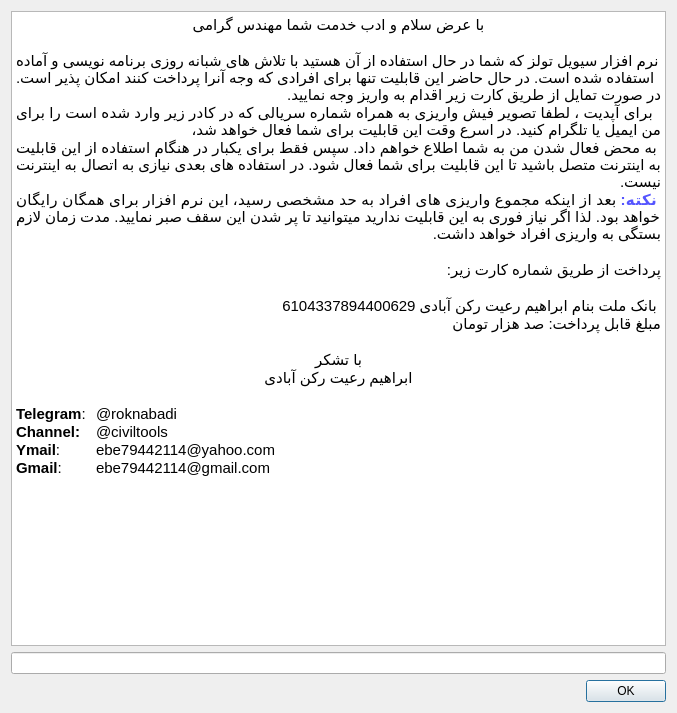
Old version of the form Resources/ui/serial.ui in the repository ebrahimraeyat/OSAFE.
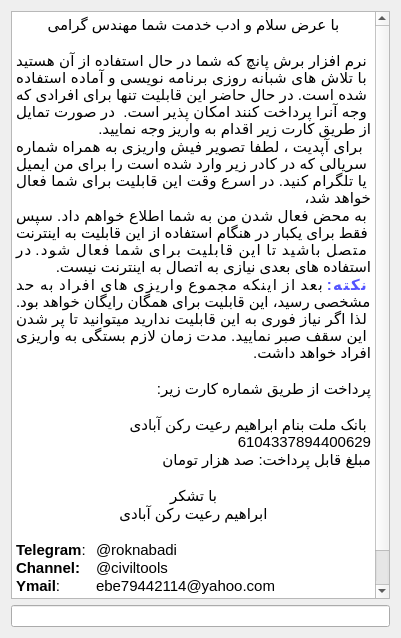
New version of the form.

Commit message: Opening ui file with FreeCAD dialog file

```diff
--- a/Resources/ui/serial.ui
+++ b/Resources/ui/serial.ui
@@ -9,8 +9,8 @@
    <rect>
     <x>0</x>
     <y>0</y>
-    <width>677</width>
-    <height>713</height>
+    <width>401</width>
+    <height>638</height>
    </rect>
   </property>
   <property name="windowTitle">
@@ -31,10 +31,10 @@
 &lt;/style&gt;&lt;/head&gt;&lt;body style=&quot; font-family:'Noto Sans'; font-size:10pt; font-weight:400; font-style:normal;&quot;&gt;
 &lt;p align=&quot;center&quot; dir='rtl' style=&quot; margin-top:0px; margin-bottom:0px; margin-left:0px; margin-right:0px; -qt-block-indent:0; text-indent:0px;&quot;&gt;&lt;span style=&quot; font-family:'Ubuntu'; font-size:11pt;&quot;&gt;با عرض سلام و ادب خدمت شما مهندس گرامی&lt;/span&gt;&lt;/p&gt;
 &lt;p align=&quot;center&quot; dir='rtl' style=&quot;-qt-paragraph-type:empty; margin-top:0px; margin-bottom:0px; margin-left:0px; margin-right:0px; -qt-block-indent:0; text-indent:0px; font-family:'Ubuntu'; font-size:11pt;&quot;&gt;&lt;br /&gt;&lt;/p&gt;
-&lt;p align=&quot;justify&quot; dir='rtl' style=&quot; margin-top:0px; margin-bottom:0px; margin-left:0px; margin-right:0px; -qt-block-indent:0; text-indent:0px;&quot;&gt;&lt;span style=&quot; font-family:'Ubuntu'; font-size:11pt;&quot;&gt;نرم افزار سیویل تولز که شما در حال استفاده از آن هستید با تلاش های شبانه روزی برنامه نویسی و آماده استفاده شده است. در حال حاضر این قابلیت تنها برای افرادی که وجه آنرا پرداخت کنند امکان پذیر است.  در صورت تمایل از طریق کارت زیر اقدام به واریز وجه نمایید.&lt;/span&gt;&lt;/p&gt;
+&lt;p align=&quot;justify&quot; dir='rtl' style=&quot; margin-top:0px; margin-bottom:0px; margin-left:0px; margin-right:0px; -qt-block-indent:0; text-indent:0px;&quot;&gt;&lt;span style=&quot; font-family:'Ubuntu'; font-size:11pt;&quot;&gt;نرم افزار برش پانچ که شما در حال استفاده از آن هستید با تلاش های شبانه روزی برنامه نویسی و آماده استفاده شده است. در حال حاضر این قابلیت تنها برای افرادی که وجه آنرا پرداخت کنند امکان پذیر است.  در صورت تمایل از طریق کارت زیر اقدام به واریز وجه نمایید.&lt;/span&gt;&lt;/p&gt;
 &lt;p align=&quot;justify&quot; dir='rtl' style=&quot; margin-top:0px; margin-bottom:0px; margin-left:0px; margin-right:0px; -qt-block-indent:0; text-indent:0px;&quot;&gt;&lt;span style=&quot; font-family:'Ubuntu'; font-size:11pt;&quot;&gt; برای آپدیت ، لطفا تصویر فیش واریزی به همراه شماره سریالی که در کادر زیر وارد شده است را برای من ایمیل یا تلگرام کنید. در اسرع وقت این قابلیت برای شما فعال خواهد شد،&lt;/span&gt;&lt;/p&gt;
 &lt;p align=&quot;justify&quot; dir='rtl' style=&quot; margin-top:0px; margin-bottom:0px; margin-left:0px; margin-right:0px; -qt-block-indent:0; text-indent:0px;&quot;&gt;&lt;span style=&quot; font-family:'Ubuntu'; font-size:11pt;&quot;&gt;به محض فعال شدن من به شما اطلاع خواهم داد. سپس فقط برای یکبار در هنگام استفاده از این قابلیت به اینترنت متصل باشید تا این قابلیت برای شما فعال شود. در استفاده های بعدی نیازی به اتصال به اینترنت نیست.&lt;/span&gt;&lt;/p&gt;
-&lt;p align=&quot;justify&quot; dir='rtl' style=&quot; margin-top:0px; margin-bottom:0px; margin-left:0px; margin-right:0px; -qt-block-indent:0; text-indent:0px;&quot;&gt;&lt;span style=&quot; font-family:'Ubuntu'; font-size:11pt; font-weight:600; color:#5555ff;&quot;&gt;نکته:&lt;/span&gt;&lt;span style=&quot; font-family:'Ubuntu'; font-size:11pt;&quot;&gt; بعد از اینکه مجموع واریزی های افراد به حد مشخصی رسید، این نرم افزار برای همگان رایگان خواهد بود. لذا اگر نیاز فوری به این قابلیت ندارید میتوانید تا پر شدن این سقف صبر نمایید. مدت زمان لازم بستگی به واریزی افراد خواهد داشت.&lt;/span&gt;&lt;/p&gt;
+&lt;p align=&quot;justify&quot; dir='rtl' style=&quot; margin-top:0px; margin-bottom:0px; margin-left:0px; margin-right:0px; -qt-block-indent:0; text-indent:0px;&quot;&gt;&lt;span style=&quot; font-family:'Ubuntu'; font-size:11pt; font-weight:600; color:#5555ff;&quot;&gt;نکته:&lt;/span&gt;&lt;span style=&quot; font-family:'Ubuntu'; font-size:11pt;&quot;&gt; بعد از اینکه مجموع واریزی های افراد به حد مشخصی رسید، این قابلیت برای همگان رایگان خواهد بود. لذا اگر نیاز فوری به این قابلیت ندارید میتوانید تا پر شدن این سقف صبر نمایید. مدت زمان لازم بستگی به واریزی افراد خواهد داشت.&lt;/span&gt;&lt;/p&gt;
 &lt;p align=&quot;right&quot; dir='rtl' style=&quot;-qt-paragraph-type:empty; margin-top:0px; margin-bottom:0px; margin-left:0px; margin-right:0px; -qt-block-indent:0; text-indent:0px; font-family:'Ubuntu'; font-size:11pt;&quot;&gt;&lt;br /&gt;&lt;/p&gt;
 &lt;p align=&quot;right&quot; dir='rtl' style=&quot; margin-top:0px; margin-bottom:0px; margin-left:0px; margin-right:0px; -qt-block-indent:0; text-indent:0px;&quot;&gt;&lt;span style=&quot; font-family:'Ubuntu'; font-size:11pt;&quot;&gt;پرداخت از طریق شماره کارت زیر:&lt;/span&gt;&lt;/p&gt;
 &lt;p align=&quot;right&quot; dir='rtl' style=&quot;-qt-paragraph-type:empty; margin-top:0px; margin-bottom:0px; margin-left:0px; margin-right:0px; -qt-block-indent:0; text-indent:0px; font-family:'Ubuntu'; font-size:11pt;&quot;&gt;&lt;br /&gt;&lt;/p&gt;
@@ -55,16 +55,6 @@
      <item>
       <widget class="QLineEdit" name="serial"/>
      </item>
-     <item>
-      <widget class="QDialogButtonBox" name="buttonBox">
-       <property name="orientation">
-        <enum>Qt::Horizontal</enum>
-       </property>
-       <property name="standardButtons">
-        <set>QDialogButtonBox::Ok</set>
-       </property>
-      </widget>
-     </item>
     </layout>
    </item>
   </layout>
```
Left out of the diff: 35 changed lines with no effect on the pictures. The commit also changes 2 other files.
